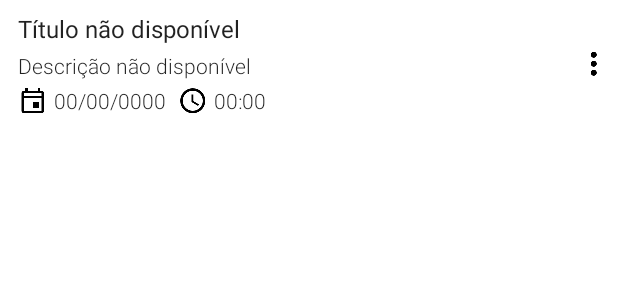
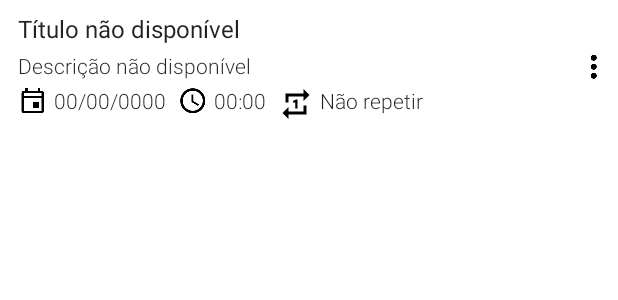
Before and after one commit to AppIFCBrusque/AppIFCBrusque, an Android app: the layout item_lembrete.xml on its own in the app's theme, with its tools: preview values and no code run, on a phone screen of 412 x 824 dp. Shown: the top 300 px of the screen. Run offline under Robolectric (Android 15) with nearby library versions, the phone set to English and light mode, and no system bars; network calls fail.

Commit message:
Indicar repetição dos lembretes nos itens

```diff
--- a/app/src/main/res/layout/item_lembrete.xml
+++ b/app/src/main/res/layout/item_lembrete.xml
@@ -74,6 +74,18 @@
         app:layout_constraintTop_toBottomOf="@+id/lembrete_descricao"
         android:drawableLeft="@drawable/outline_schedule_black_20"
         android:drawablePadding="@dimen/padding_views"></TextView>
+    <TextView
+        android:id="@+id/lembrete_repeticao"
+        style="@style/TextAppearance.Secundario"
+        android:layout_width="match_parent"
+        android:layout_height="wrap_content"
+        android:padding="@dimen/padding_views"
+        android:text="@string/repeticao_lembretes_nao_repetir"
+        app:layout_constrainedWidth="true"
+        app:layout_constraintStart_toEndOf="@+id/lembrete_hora"
+        app:layout_constraintTop_toBottomOf="@+id/lembrete_descricao"
+        android:drawableLeft="@drawable/outline_repeat_one_black_24"
+        android:drawablePadding="@dimen/padding_views"></TextView>
     <ImageButton
         android:id="@+id/lembrete_opcoes"
         android:layout_width="wrap_content"
```
Also changed, not shown: app/src/main/java/com/ifcbrusque/app/data/db/model/Lembrete.java (+24 -0 lines), app/src/main/java/com/ifcbrusque/app/ui/home/lembretes/LembretesAdapter.java (+9 -1 lines), app/src/main/java/com/ifcbrusque/app/ui/lembrete/InserirLembreteActivity.java (+1 -27 lines), app/src/main/res/drawable-hdpi/outline_repeat_one_black_24.png (added), app/src/main/res/drawable-mdpi/outline_repeat_one_black_24.png (added), app/src/main/res/drawable-xhdpi/outline_repeat_one_black_24.png (added), app/src/main/res/drawable-xxhdpi/outline_repeat_one_black_24.png (added), app/src/main/res/drawable-xxxhdpi/outline_repeat_one_black_24.png (added).
